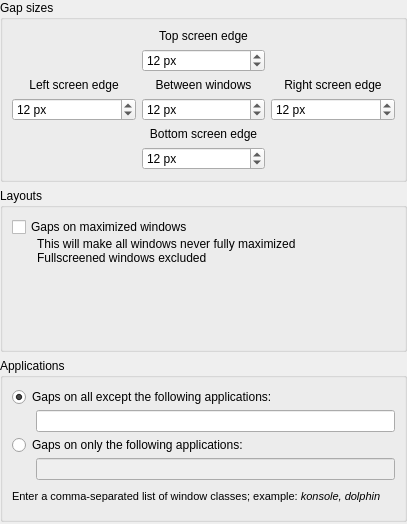
First picture: the form in contents/ui/config.ui, repository nclarius/tile-gaps, before the edit.
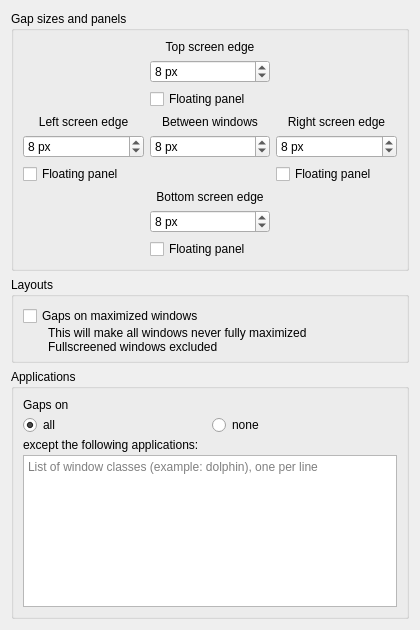
Second picture: the form after the edit.

Commit message: improved integration with floating panels

The edit to the form file:
```diff
--- a/contents/ui/config.ui
+++ b/contents/ui/config.ui
@@ -6,28 +6,30 @@
    <rect>
     <x>0</x>
     <y>0</y>
-    <width>407</width>
-    <height>524</height>
+    <width>420</width>
+    <height>630</height>
    </rect>
   </property>
   <property name="minimumSize">
    <size>
-    <width>407</width>
-    <height>524</height>
+    <width>420</width>
+    <height>630</height>
+   </size>
+  </property>
+  <property name="sizeIncrement">
+   <size>
+    <width>0</width>
+    <height>0</height>
    </size>
   </property>
   <property name="windowTitle">
    <string>Window Gaps</string>
   </property>
-  <widget class="QWidget" name="verticalLayoutWidget">
-   <property name="geometry">
-    <rect>
-     <x>0</x>
-     <y>0</y>
-     <width>407</width>
-     <height>522</height>
-    </rect>
-   </property>
+  <property name="autoFillBackground">
+   <bool>false</bool>
+  </property>
+  <layout class="QVBoxLayout" name="verticalLayout_4">
+   <item>
    <layout class="QVBoxLayout" name="verticalLayout">
     <property name="spacing">
      <number>6</number>
@@ -47,13 +49,36 @@
     <item>
      <widget class="QGroupBox" name="groupBox_sizes">
       <property name="title">
-       <string>Gap sizes</string>
+        <string>Gap sizes and panels</string>
       </property>
       <property name="flat">
        <bool>false</bool>
       </property>
       <layout class="QGridLayout" name="gridLayout">
-       <item row="0" column="1">
+        <item row="7" column="0">
+         <widget class="QSpinBox" name="kcfg_gapLeft">
+          <property name="suffix">
+           <string> px</string>
+          </property>
+          <property name="maximum">
+           <number>999</number>
+          </property>
+          <property name="value">
+           <number>8</number>
+          </property>
+         </widget>
+        </item>
+        <item row="9" column="1">
+         <widget class="QLabel" name="label_gapBottom">
+          <property name="text">
+           <string>Bottom screen edge</string>
+          </property>
+          <property name="alignment">
+           <set>Qt::AlignCenter</set>
+          </property>
+         </widget>
+        </item>
+        <item row="2" column="1">
         <widget class="QLabel" name="label_gapTop">
          <property name="text">
           <string>Top screen edge</string>
@@ -63,20 +88,7 @@
          </property>
         </widget>
        </item>
-       <item row="1" column="1">
-        <widget class="QSpinBox" name="kcfg_gapTop">
-         <property name="suffix">
-          <string> px</string>
-         </property>
-         <property name="maximum">
-          <number>999</number>
-         </property>
-         <property name="value">
-          <number>12</number>
-         </property>
-        </widget>
-       </item>
-       <item row="2" column="0">
+        <item row="5" column="0">
         <widget class="QLabel" name="label_gapLeft">
          <property name="text">
           <string>Left screen edge</string>
@@ -86,7 +98,7 @@
          </property>
         </widget>
        </item>
-       <item row="2" column="1">
+        <item row="5" column="1">
         <widget class="QLabel" name="label_gapMid">
          <property name="text">
           <string>Between windows</string>
@@ -96,18 +108,8 @@
          </property>
         </widget>
        </item>
-       <item row="2" column="2">
-        <widget class="QLabel" name="label_gapRight">
-         <property name="text">
-          <string>Right screen edge</string>
-         </property>
-         <property name="alignment">
-          <set>Qt::AlignCenter</set>
-         </property>
-        </widget>
-       </item>
-       <item row="3" column="0">
-        <widget class="QSpinBox" name="kcfg_gapLeft">
+        <item row="11" column="1">
+         <widget class="QSpinBox" name="kcfg_gapBottom">
          <property name="suffix">
           <string> px</string>
          </property>
@@ -115,12 +117,12 @@
           <number>999</number>
          </property>
          <property name="value">
-          <number>12</number>
+           <number>8</number>
          </property>
         </widget>
        </item>
        <item row="3" column="1">
-        <widget class="QSpinBox" name="kcfg_gapMid">
+         <widget class="QSpinBox" name="kcfg_gapTop">
          <property name="suffix">
           <string> px</string>
          </property>
@@ -128,46 +130,80 @@
           <number>999</number>
          </property>
          <property name="value">
-          <number>12</number>
+           <number>8</number>
          </property>
         </widget>
        </item>
-       <item row="3" column="2">
-        <widget class="QSpinBox" name="kcfg_gapRight">
-         <property name="suffix">
-          <string> px</string>
-         </property>
-         <property name="maximum">
-          <number>999</number>
-         </property>
-         <property name="value">
-          <number>12</number>
+        <item row="12" column="1">
+         <widget class="QCheckBox" name="kcfg_panelBottom">
+          <property name="text">
+           <string>Floating panel</string>
+          </property>
+         </widget>
+        </item>
+        <item row="8" column="0">
+         <widget class="QCheckBox" name="kcfg_panelLeft">
+          <property name="text">
+           <string>Floating panel</string>
          </property>
         </widget>
        </item>
        <item row="4" column="1">
-        <widget class="QLabel" name="label_gapBottom">
+         <widget class="QCheckBox" name="kcfg_panelTop">
+          <property name="sizePolicy">
+           <sizepolicy hsizetype="Minimum" vsizetype="Fixed">
+            <horstretch>0</horstretch>
+            <verstretch>0</verstretch>
+           </sizepolicy>
+          </property>
          <property name="text">
-          <string>Bottom screen edge</string>
+           <string>Floating panel</string>
+          </property>
+         </widget>
+        </item>
+        <item row="7" column="3">
+         <widget class="QSpinBox" name="kcfg_gapRight">
+          <property name="suffix">
+           <string> px</string>
+          </property>
+          <property name="maximum">
+           <number>999</number>
+          </property>
+          <property name="value">
+           <number>8</number>
+          </property>
+         </widget>
+        </item>
+        <item row="7" column="1">
+         <widget class="QSpinBox" name="kcfg_gapMid">
+          <property name="suffix">
+           <string> px</string>
+          </property>
+          <property name="maximum">
+           <number>999</number>
+          </property>
+          <property name="value">
+           <number>8</number>
+          </property>
+         </widget>
+        </item>
+        <item row="8" column="3">
+         <widget class="QCheckBox" name="kcfg_panelRight">
+          <property name="text">
+           <string>Floating panel</string>
+          </property>
+         </widget>
+        </item>
+        <item row="5" column="3">
+         <widget class="QLabel" name="label_gapRight">
+          <property name="text">
+           <string>Right screen edge</string>
          </property>
          <property name="alignment">
           <set>Qt::AlignCenter</set>
          </property>
         </widget>
        </item>
-       <item row="5" column="1">
-        <widget class="QSpinBox" name="kcfg_gapBottom">
-         <property name="suffix">
-          <string> px</string>
-         </property>
-         <property name="maximum">
-          <number>999</number>
-         </property>
-         <property name="value">
-          <number>12</number>
-         </property>
-        </widget>
-       </item>
       </layout>
      </widget>
     </item>
@@ -275,91 +311,55 @@
           <number>3</number>
          </property>
          <item>
+           <widget class="QLabel" name="label_applications_1">
+            <property name="text">
+             <string>Gaps on</string>
+            </property>
+           </widget>
+          </item>
+          <item>
+           <layout class="QHBoxLayout" name="horizontalLayout">
+            <item>
           <widget class="QRadioButton" name="kcfg_excludeMode">
            <property name="text">
-            <string>Gaps on all except the following applications:</string>
+               <string>all </string>
            </property>
            <property name="checked">
             <bool>true</bool>
            </property>
           </widget>
          </item>
-         <item>
-          <layout class="QHBoxLayout" name="horizontalLayout_applications_exclude">
-           <item>
-            <spacer name="horizontalSpacer_applications_exclude">
-             <property name="orientation">
-              <enum>Qt::Horizontal</enum>
-             </property>
-             <property name="sizeType">
-              <enum>QSizePolicy::Fixed</enum>
-             </property>
-             <property name="sizeHint" stdset="0">
-              <size>
-               <width>24</width>
-               <height>0</height>
-              </size>
-             </property>
-            </spacer>
-           </item>
-           <item>
-            <widget class="QLineEdit" name="kcfg_excludedApps"/>
-           </item>
-          </layout>
-         </item>
          <item>
           <widget class="QRadioButton" name="kcfg_includeMode">
            <property name="text">
-            <string>Gaps on only the following applications:</string>
-           </property>
-          </widget>
-         </item>
-         <item>
-          <layout class="QHBoxLayout" name="horizontalLayout_applications_include">
-           <item>
-            <spacer name="horizontalSpacer_applications_include">
-             <property name="orientation">
-              <enum>Qt::Horizontal</enum>
-             </property>
-             <property name="sizeType">
-              <enum>QSizePolicy::Fixed</enum>
-             </property>
-             <property name="sizeHint" stdset="0">
-              <size>
-               <width>24</width>
-               <height>0</height>
-              </size>
-             </property>
-            </spacer>
-           </item>
-           <item>
-            <widget class="QLineEdit" name="kcfg_includedApps">
-             <property name="enabled">
-              <bool>false</bool>
+               <string>none</string>
              </property>
             </widget>
            </item>
           </layout>
          </item>
          <item>
-          <widget class="QLabel" name="label_applications">
-           <property name="font">
-            <font>
-             <pointsize>8</pointsize>
-            </font>
-           </property>
+           <widget class="QLabel" name="label_applications_2">
            <property name="text">
-            <string>&lt;html&gt;&lt;head/&gt;&lt;body&gt;&lt;p&gt;Enter a comma-separated list of window classes; example: &lt;span style=&quot; font-style:italic;&quot;&gt;konsole, dolphin&lt;/span&gt;&lt;/p&gt;&lt;/body&gt;&lt;/html&gt;</string>
+             <string>except the following applications:</string>
            </property>
           </widget>
          </item>
+          <item>
+           <widget class="QPlainTextEdit" name="kcfg_applications">
+            <property name="placeholderText">
+             <string>List of window classes (example: dolphin), one per line</string>
+            </property>
+           </widget>
+          </item>
         </layout>
        </item>
       </layout>
      </widget>
     </item>
    </layout>
-  </widget>
+   </item>
+  </layout>
  </widget>
  <resources/>
  <connections>
```
Left out of the diff: 35 changed lines with no effect on the pictures. Lines whose indentation alone changed are shown as unchanged. The commit also changes 13 other files.
